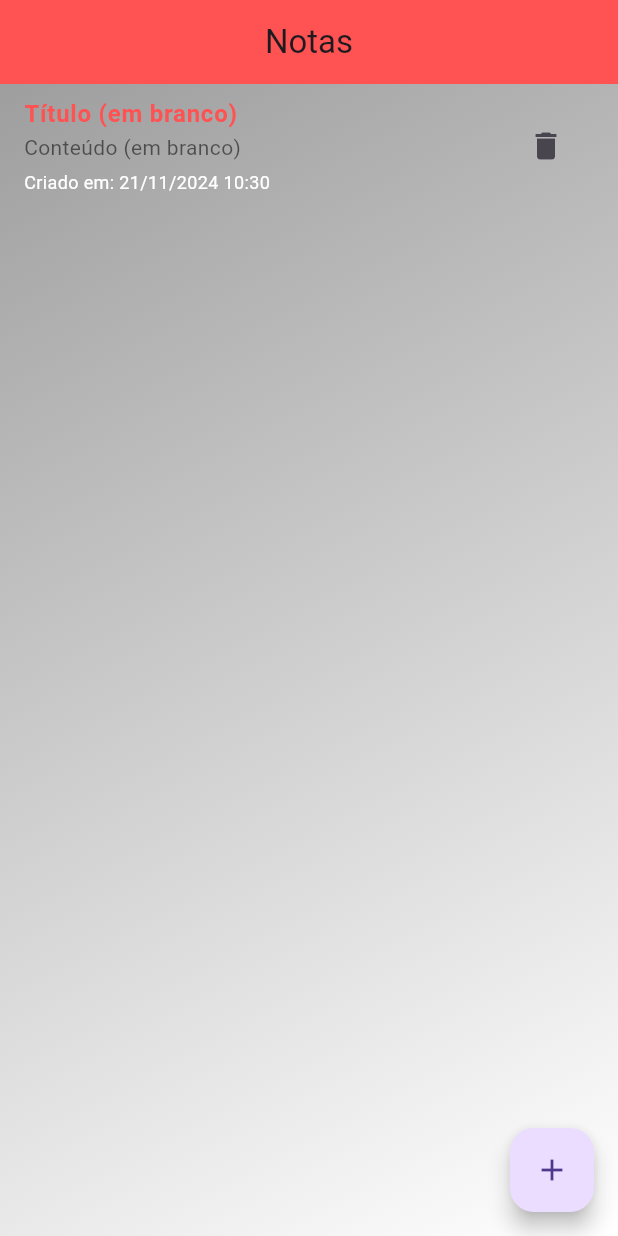
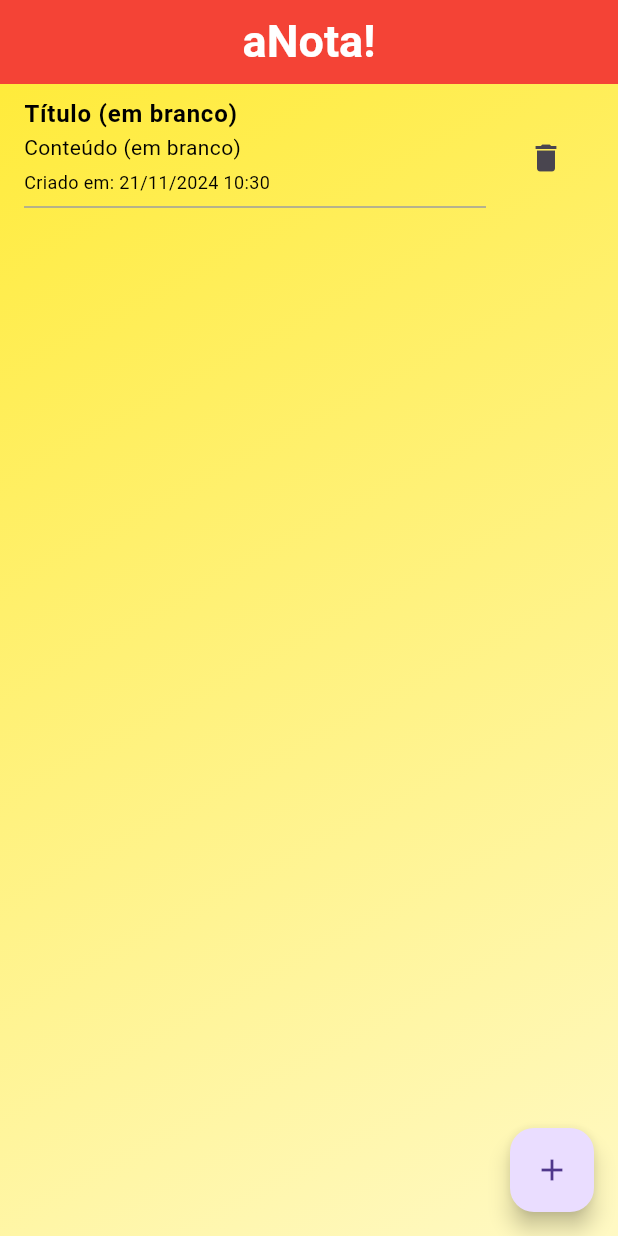
Before and after one commit to eduardonicioli/bloco_notas, a Flutter app: the AddNotePage screen opened directly, after a tap on "Salvar", on a phone screen of 412 x 824 dp. Run offline on Flutter 3.47's test engine with Material 3 defaults, Android fonts, the light colour scheme and no system bars; our stand-ins replace bloc, flutter_bloc.

Commit message:
widget colors update

```diff
--- a/lib/bloc/notes_state.dart
+++ b/lib/bloc/notes_state.dart
@@ -1,5 +1,5 @@
-import 'package:bloco_notas/models/note.dart';  // Importando Note corretamente.
-import 'package:meta/meta.dart';
+import 'package:bloco_notas/models/note.dart';
+
 
 
 abstract class NotesState {}
--- a/lib/main.dart
+++ b/lib/main.dart
@@ -1,4 +1,3 @@
-// lib/main.dart
 import 'package:flutter/material.dart';
 import 'package:flutter_bloc/flutter_bloc.dart';
 import 'bloc/notes_bloc.dart';
--- a/lib/pages/add_note_page.dart
+++ b/lib/pages/add_note_page.dart
@@ -3,6 +3,7 @@ import 'package:flutter_bloc/flutter_bloc.dart';
 import '../bloc/notes_bloc.dart';
 import '../bloc/notes_event.dart';
 import '../models/note.dart';
+import 'package:bloco_notas/widgets.dart';
 
 class AddNotePage extends StatelessWidget {
   final TextEditingController titleController = TextEditingController();
@@ -11,8 +12,9 @@ class AddNotePage extends StatelessWidget {
   @override
   Widget build(BuildContext context) {
     return Scaffold(
-      appBar: AppBar(
-        title: Text('Adicionar Nota'),
+      appBar: customAppBar(
+        title: 'Adicionar Nota',
+        backgroundColor: Colors.green,
       ),
       body: Padding(
         padding: EdgeInsets.all(16.0),
--- a/lib/pages/edit_note_page.dart
+++ b/lib/pages/edit_note_page.dart
@@ -3,6 +3,7 @@ import 'package:flutter_bloc/flutter_bloc.dart';
 import '../bloc/notes_bloc.dart';
 import '../bloc/notes_event.dart';
 import '../models/note.dart';
+import 'package:bloco_notas/widgets.dart';
 
 class EditNotePage extends StatelessWidget {
   final Note note;
@@ -18,7 +19,10 @@ class EditNotePage extends StatelessWidget {
     contentController.text = note.content;
 
     return Scaffold(
-      appBar: AppBar(title: Text('Editar Nota')),
+      appBar: customAppBar(
+        title: 'Editar Nota',
+        backgroundColor: Colors.blue,
+      ),
       body: Padding(
         padding: EdgeInsets.all(16.0),
         child: Column(
--- a/lib/pages/home_page.dart
+++ b/lib/pages/home_page.dart
@@ -3,18 +3,17 @@ import 'package:flutter_bloc/flutter_bloc.dart';
 import '../bloc/notes_bloc.dart';
 import '../bloc/notes_event.dart';
 import '../bloc/notes_state.dart';
-import '../models/note.dart';
 import 'add_note_page.dart';
 import 'edit_note_page.dart';
-import 'package:bloco_notas/widgets.dart';  // Certifique-se de importar corretamente o widgets.dart
+import 'package:bloco_notas/widgets.dart';
 
 class HomePage extends StatelessWidget {
   @override
   Widget build(BuildContext context) {
     return Scaffold(
-      appBar: customAppBar(  // Usando a custom AppBar
-        title: 'Notas',
-        backgroundColor: Colors.redAccent,  // Exemplo de cor personalizada
+      appBar: customAppBar(
+        title: 'aNota!',
+        backgroundColor: Colors.red,
       ),
       body: GradientBackground(
         child: BlocBuilder<NotesBloc, NotesState>(
@@ -23,9 +22,9 @@ class HomePage extends StatelessWidget {
               if (state.notes.isEmpty) {
                 return Center(
                   child: Text(
-                    "Nenhuma nota disponível.\nAdicione uma nova nota.",
+                    "Nenhuma nota por aqui!\nAdicione uma nova nota.",
                     textAlign: TextAlign.center,
-                    style: TextStyle(fontSize: 16, color: Colors.white),
+                    style: TextStyle(fontSize: 24, color: Colors.red),
                   ),
                 );
               }
@@ -37,14 +36,14 @@ class HomePage extends StatelessWidget {
                   final dateTime = DateTime.fromMillisecondsSinceEpoch(int.parse(note.id));
                   final formattedDate = "${dateTime.day.toString().padLeft(2, '0')}/${dateTime.month.toString().padLeft(2, '0')}/${dateTime.year} "
                       "${dateTime.hour.toString().padLeft(2, '0')}:${dateTime.minute.toString().padLeft(2, '0')}";
-                  final contentLines = note.content.split("\n").take(3).join("\n");
+                  final contentLines = note.content.split("\n").take(1).join("\n");
 
                   return ListTile(
                     title: Text(
                       note.title.isEmpty ? "Título (em branco)" : note.title,
                       style: TextStyle(
-                        color: Colors.redAccent, // Cor do título
-                        fontWeight: FontWeight.bold, // Deixa o título em negrito (opcional)
+                        color: Colors.black,
+                        fontWeight: FontWeight.bold,
                       ),
                     ),
                     subtitle: Column(
@@ -53,17 +52,21 @@ class HomePage extends StatelessWidget {
                         Text(
                           note.content.isEmpty ? "Conteúdo (em branco)" : contentLines,
                           style: TextStyle(
-                            color: Colors.black54, // Cor do conteúdo
-                            fontSize: 14, // Tamanho da fonte (opcional)
+                            color: Colors.black,
+                            fontSize: 14,
                           ),
                         ),
-                        SizedBox(height: 5),
+                        SizedBox(height: 5), // Adiciona um pequeno espaço entre o conteúdo e a data
                         Text(
-                          'Criado em: $formattedDate', // Data e hora formatada
+                          'Criado em: $formattedDate',
                           style: TextStyle(
-                            color: Colors.white, // Cor da data
-                            fontSize: 12, // Tamanho da fonte
+                            color: Colors.black,
+                            fontSize: 12,
                           ),
+                        ),
+                        Divider(
+                          color: Colors.grey, // Cor do divisor
+                          thickness: 1,        // Espessura do divisor
                         ),
                       ],
                     ),
--- a/lib/widgets.dart
+++ b/lib/widgets.dart
@@ -2,19 +2,26 @@ import 'package:flutter/material.dart';
 
 AppBar customAppBar({
   required String title,
-  Color backgroundColor = Colors.blue, // Cor padrão
+  Color backgroundColor = Colors.white,
   List<Widget>? actions,
 }) {
   return AppBar(
     backgroundColor: backgroundColor,
     actions: actions,
     title: Align(
-      alignment: Alignment.center,  // Alinha o título no centro
-      child: Text(title),
+      alignment: Alignment.center,
+      child: Text(
+        title,
+        style: TextStyle(
+          fontFamily: 'Roboto',
+          fontSize: 30,
+          fontWeight: FontWeight.bold,
+          color: Colors.white,
+        ),
+      ),
     ),
   );
 }
-
 
 class GradientBackground extends StatelessWidget {
   final Widget child;
@@ -26,9 +33,12 @@ class GradientBackground extends StatelessWidget {
     return Container(
       decoration: BoxDecoration(
         gradient: LinearGradient(
-          begin: Alignment.topLeft,
-          end: Alignment.bottomRight,
-          colors: [Colors.grey, Colors.white],
+          begin: Alignment.bottomRight,
+          end: Alignment.topLeft,
+          colors: [
+            Color(0xFFFFF9C4), // Amarelo claro
+            Color(0xFFFFEB3B), // Amarelo mais forte
+          ],
         ),
       ),
       child: child,
```
